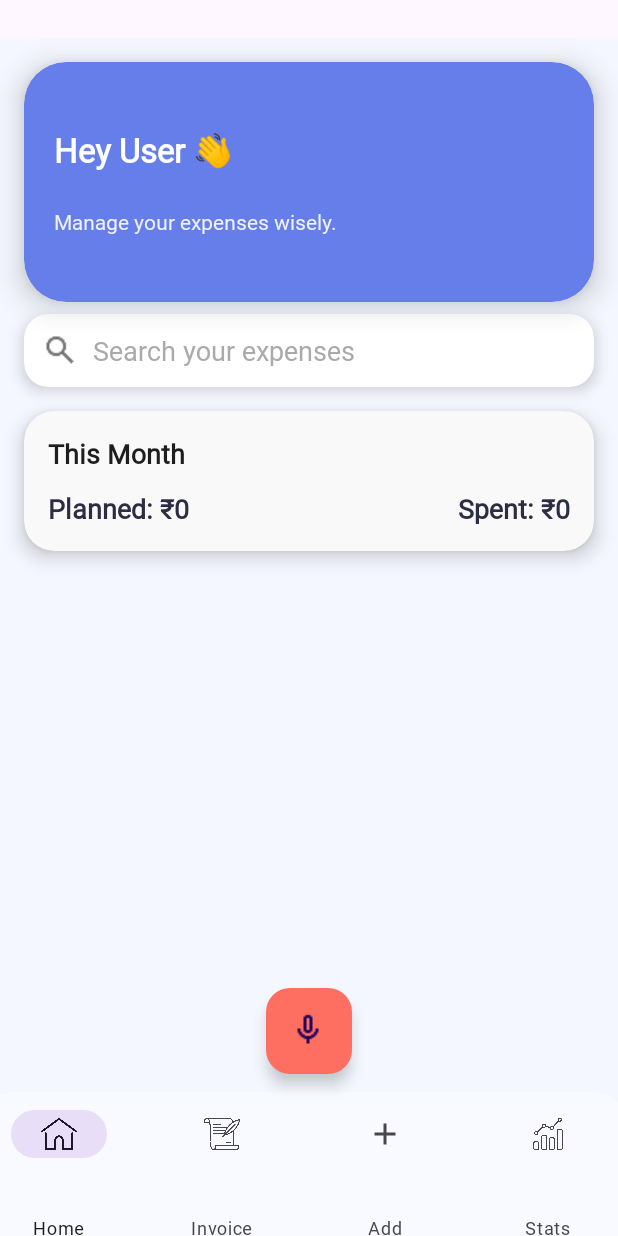
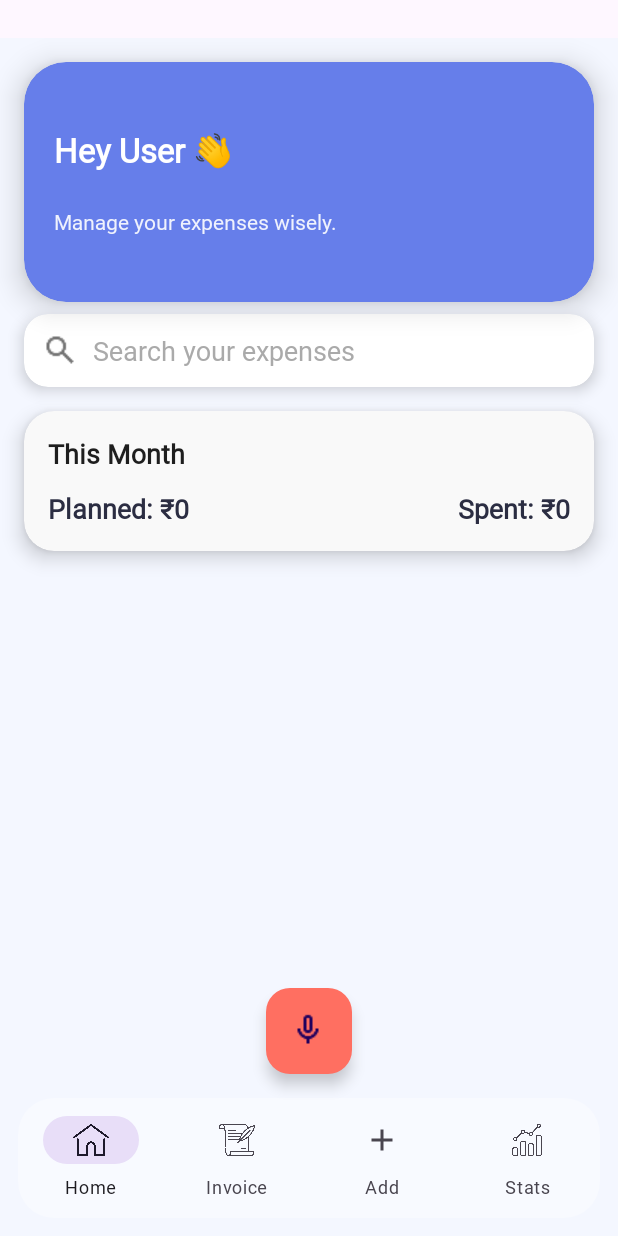
Before and after one commit to harpreet-03/MyBudget, an Android app: the HomeDashBoard screen opened directly, with no data from a screen before it, on a phone screen of 412 x 824 dp. Run offline under Robolectric (Android 15) with nearby library versions, the phone set to English and light mode, and no system bars.

Commit message:
Fixed UI Bugs

```diff
--- a/app/src/main/res/layout/activity_home_dash_board.xml
+++ b/app/src/main/res/layout/activity_home_dash_board.xml
@@ -180,16 +180,14 @@
 
     <androidx.recyclerview.widget.RecyclerView
         android:id="@+id/transactionRecyclerView"
-        android:layout_width="405dp"
-        android:layout_height="280dp"
+        android:layout_width="0dp"
+        android:layout_height="0dp"
         android:padding="8dp"
         android:scrollbars="vertical"
+        app:layout_constraintTop_toBottomOf="@id/budgetCard"
         app:layout_constraintBottom_toTopOf="@id/voiceInputBtn"
-        app:layout_constraintEnd_toEndOf="parent"
-        app:layout_constraintHorizontal_bias="0.542"
         app:layout_constraintStart_toStartOf="parent"
-        app:layout_constraintTop_toBottomOf="@id/budgetCard"
-        app:layout_constraintVertical_bias="1.0" />
+        app:layout_constraintEnd_toEndOf="parent" />
 
     <com.airbnb.lottie.LottieAnimationView
         android:id="@+id/micAnimation"
@@ -214,30 +212,23 @@
         android:clickable="true"
         android:contentDescription="Add Expense via Voice"
         android:focusable="true"
-        app:layout_constraintBottom_toBottomOf="parent"
+        app:layout_constraintBottom_toTopOf="@id/bottomNavigation"
         app:layout_constraintEnd_toEndOf="parent"
         app:layout_constraintStart_toStartOf="parent"
-        app:layout_constraintTop_toTopOf="parent"
-        app:layout_constraintVertical_bias="0.87"
         app:srcCompat="@drawable/mic" />
 
 <!--Bottom nav bar-->
     <com.google.android.material.bottomnavigation.BottomNavigationView
         android:id="@+id/bottomNavigation"
-        android:layout_width="434dp"
-        android:layout_height="111dp"
-        android:layout_gravity="bottom"
+        android:layout_width="0dp"
+        android:layout_height="wrap_content"
         android:layout_margin="12dp"
-        android:layout_marginTop="36dp"
         android:background="@drawable/rounded_translucent_bg"
         app:labelVisibilityMode="labeled"
+        app:layout_constraintBottom_toBottomOf="parent"
+        app:layout_constraintStart_toStartOf="parent"
         app:layout_constraintEnd_toEndOf="parent"
-        app:layout_constraintHorizontal_bias="0.6"
-        app:layout_constraintStart_toStartOf="parent"
-        app:layout_constraintTop_toBottomOf="@+id/voiceInputBtn"
-        app:menu="@menu/bottom_nav_menu">
-
-    </com.google.android.material.bottomnavigation.BottomNavigationView>
+        app:menu="@menu/bottom_nav_menu" />
 
     <TextView
         android:id="@+id/micHint"
--- a/app/src/main/res/menu/bottom_nav_menu.xml
+++ b/app/src/main/res/menu/bottom_nav_menu.xml
@@ -4,25 +4,25 @@
         android:id="@+id/nav_home"
         android:icon="@drawable/home"
         android:title="Home"
-        app:iconSize="26dp" />
+         />
 
     <item
         android:id="@+id/nav_invoice"
         android:icon="@drawable/scroll"
         android:title="Invoice"
-        app:iconSize="26dp" />
+       />
 
     <item
         android:id="@+id/nav_add"
         android:icon="@drawable/ic_add"
         android:title="Add"
-        app:iconSize="26dp" />
+         />
 
     <item
         android:id="@+id/nav_stats"
         android:icon="@drawable/stats"
         android:title="Stats"
-        app:iconSize="26dp" />
+         />
 
 
 </menu>
```
